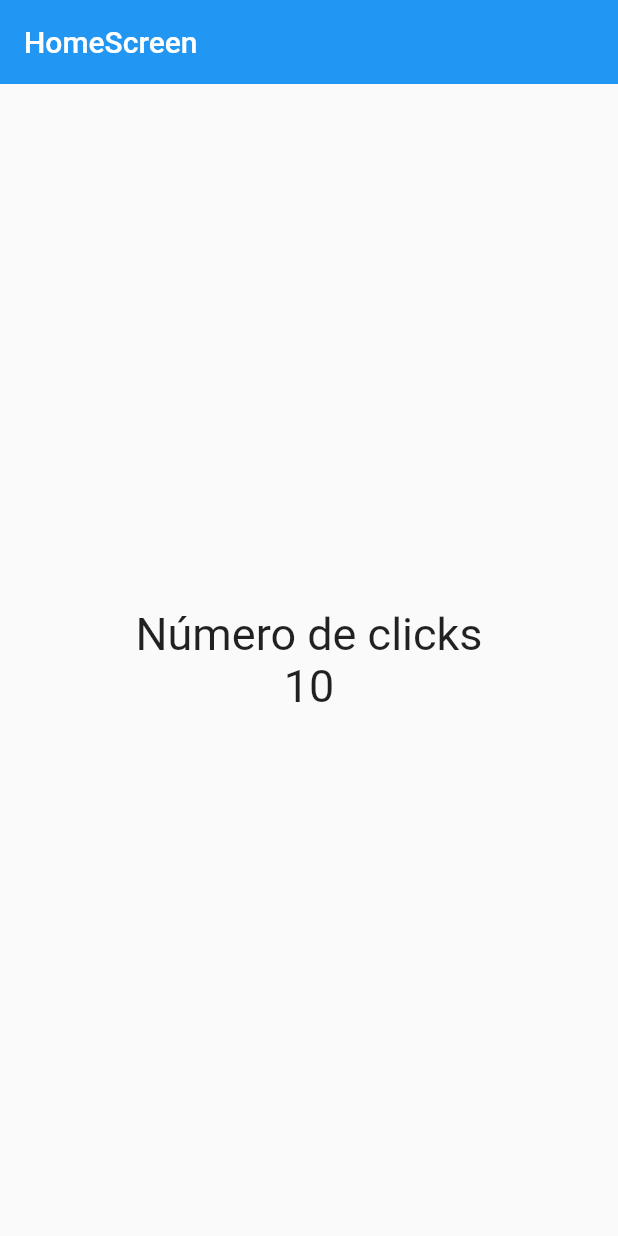
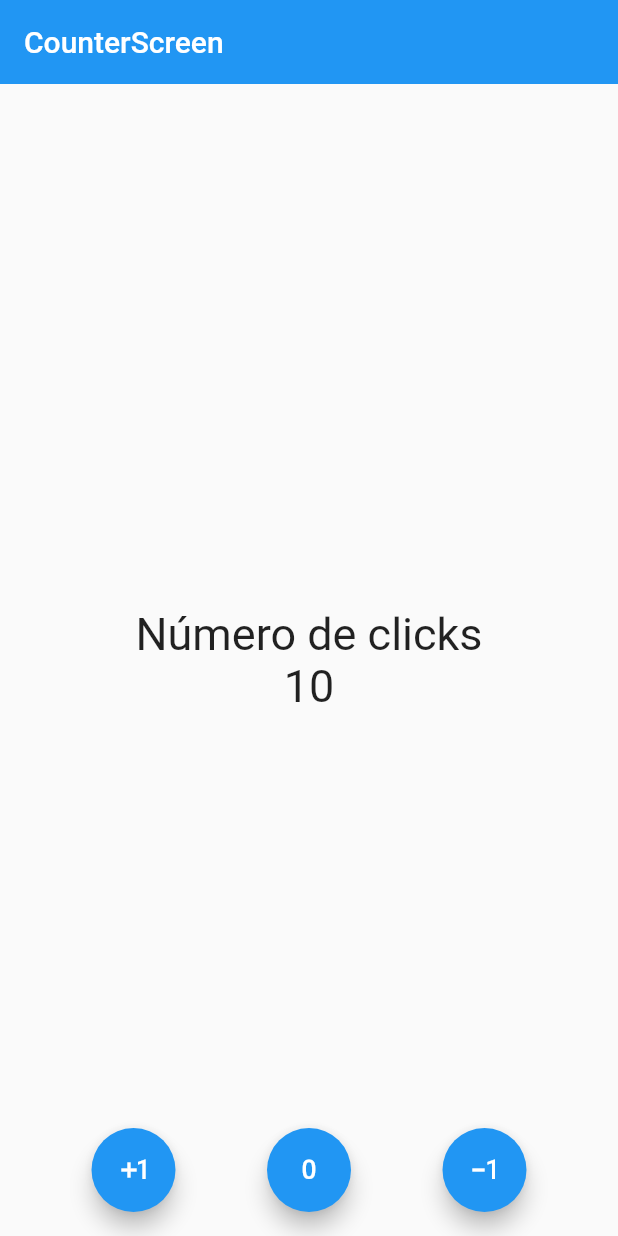
Before and after one commit to VmasterpartV/my_first_flutter_app, a Flutter app: the screen it shows after launch, on a phone screen of 412 x 824 dp. Run offline on Flutter 3.47's test engine with Material 2 defaults, Android fonts, the phone set to English and light mode, and no system bars.

Commit message:
StatefulWidget

```diff
--- a/lib/main.dart
+++ b/lib/main.dart
@@ -1,6 +1,6 @@
-import 'package:my_app/screens/home_screen.dart';
-
 import 'package:flutter/material.dart';
+import 'package:my_app/screens/counter_screen.dart';
+//import 'package:my_app/screens/home_screen.dart';
 
 void main() {
   runApp(const MyApp());
@@ -13,7 +13,8 @@ class MyApp extends StatelessWidget {
   Widget build(BuildContext context) {
     return const MaterialApp(
       debugShowCheckedModeBanner: false,
-      home: HomeScreen()
+      // home: HomeScreen()
+      home: CounterScreen()
     );
   }
 }
--- /dev/null
+++ b/lib/screens/counter_screen.dart
@@ -0,0 +1,60 @@
+import 'package:flutter/material.dart';
+
+class CounterScreen extends StatefulWidget {
+  const CounterScreen({Key? key}) : super(key: key);
+
+  @override
+  State<CounterScreen> createState() => _CounterScreenState();
+}
+
+class _CounterScreenState extends State<CounterScreen> {
+  int counter = 10;
+
+  @override
+  Widget build(BuildContext context) {
+    const fontSize = TextStyle(fontSize: 30);
+
+    return Scaffold(
+      appBar: AppBar(
+        title: const Text('CounterScreen'),
+        elevation: 0,
+      ),
+      body: Center(
+        child: Column(
+          mainAxisAlignment: MainAxisAlignment.center,
+          children: [
+            const Text('Número de clicks', style: fontSize),
+            Text('$counter', style: fontSize)
+          ],
+        ),
+      ),
+      floatingActionButtonLocation: FloatingActionButtonLocation.centerFloat,
+      floatingActionButton: Row(
+        mainAxisAlignment: MainAxisAlignment.spaceEvenly,
+        children: [
+          FloatingActionButton(
+            child: const Icon(Icons.exposure_plus_1_outlined),
+            onPressed: () {
+              counter++;
+              setState(() {});
+            },
+          ),
+          FloatingActionButton(
+            child: const Icon(Icons.exposure_zero),
+            onPressed: () {
+              counter = 0;
+              setState(() {});
+            },
+          ),
+          FloatingActionButton(
+            child: const Icon(Icons.exposure_minus_1_outlined),
+            onPressed: () {
+              counter--;
+              setState(() {});
+            },
+          ),
+        ],
+      ),
+    );
+  }
+}
--- a/lib/screens/home_screen.dart
+++ b/lib/screens/home_screen.dart
@@ -6,6 +6,7 @@ class HomeScreen extends StatelessWidget {
   @override
   Widget build(BuildContext context) {
     const fontSize = TextStyle(fontSize: 30);
+    int counter = 10;
 
     return Scaffold(
       appBar: AppBar(
@@ -15,11 +16,19 @@ class HomeScreen extends StatelessWidget {
       body: Center(
         child: Column(
           mainAxisAlignment: MainAxisAlignment.center,
-          children: const <Widget>[
-            Text('Número de clicks', style: fontSize),
-            Text('10', style: fontSize)
+          children: [
+            const Text('Número de clicks', style: fontSize),
+            Text('$counter', style: fontSize)
           ],
         ),
+      ),
+      // floatingActionButtonLocation: FloatingActionButtonLocation.centerFloat,
+      floatingActionButton: FloatingActionButton(
+        child: const Icon(Icons.add),
+        onPressed: () {
+          counter++;
+          print('Hola Mundo: $counter');
+        },
       ),
     );
   }
```
